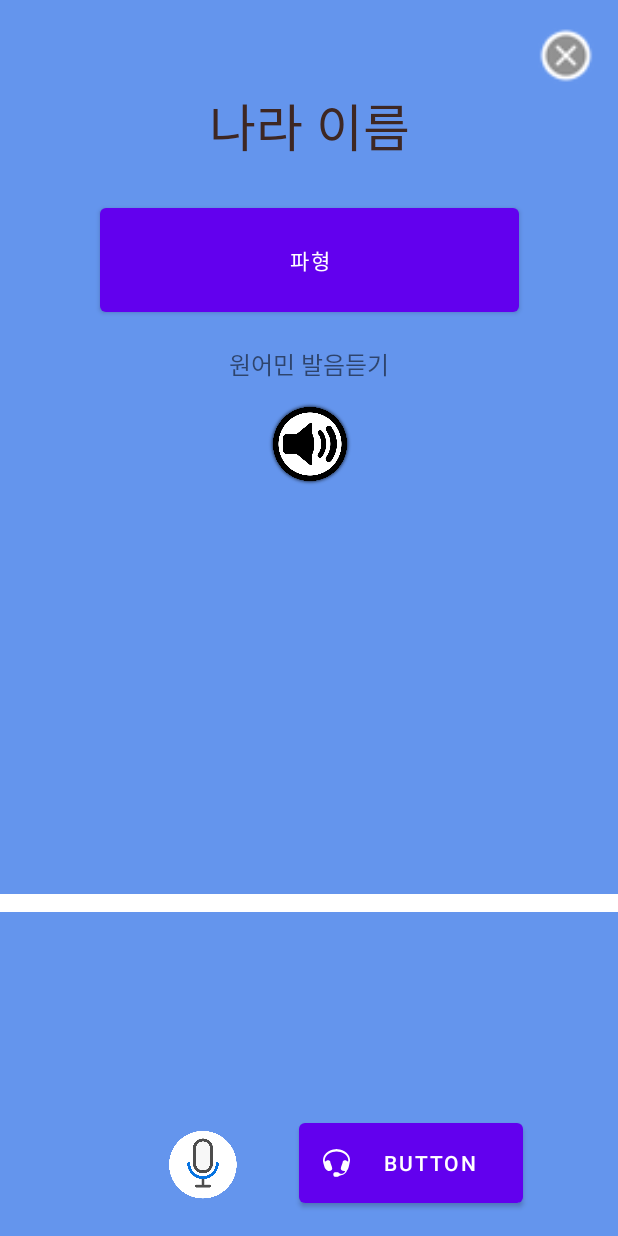
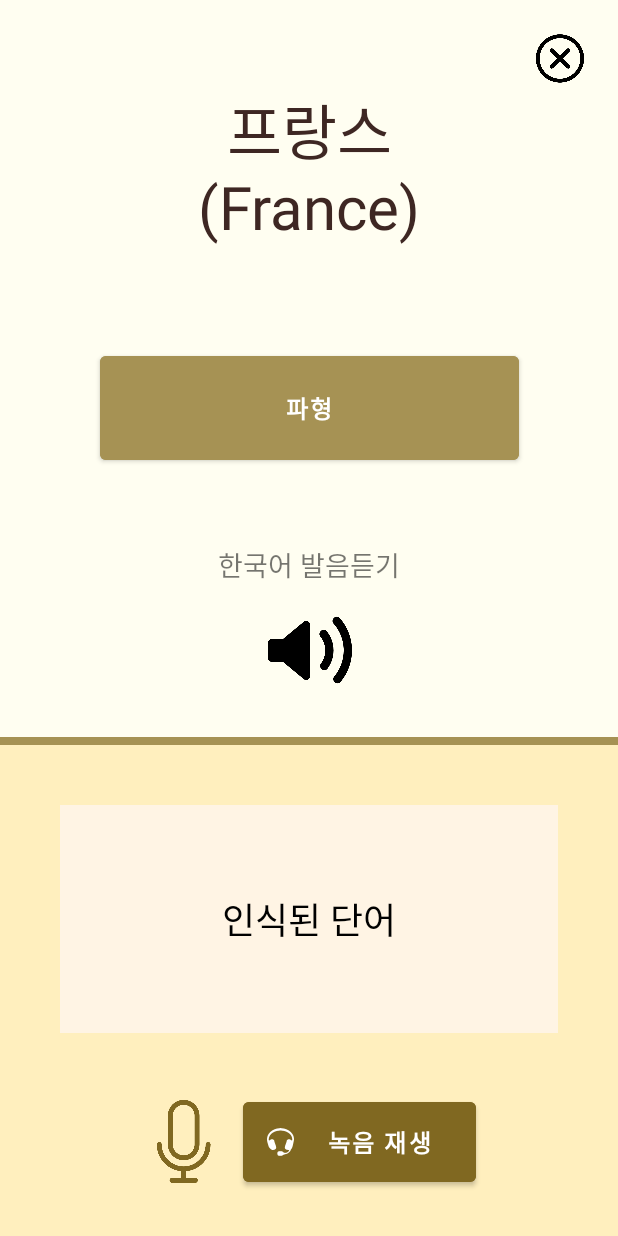
Before and after one commit to MibSang/BamsaemKorean, an Android app: the VoiceActivity screen opened directly, with no data from a screen before it, on a phone screen of 412 x 824 dp. Run offline under Robolectric (Android 15) with nearby library versions, the phone set to English and light mode, and no system bars.

Commit message:
layout design update

```diff
--- a/app/src/main/res/layout/activity_category.xml
+++ b/app/src/main/res/layout/activity_category.xml
@@ -12,7 +12,7 @@
         android:layout_width="0dp"
         android:layout_height="wrap_content"
         android:layout_marginTop="80dp"
-        android:background="#A69254"
+        android:background="@color/brown_black"
         android:padding="3dp"
         android:text="주제별 어휘학습"
         android:textAlignment="center"
@@ -37,7 +37,7 @@
         android:layout_width="0dp"
         android:layout_height="0dp"
         android:layout_marginBottom="2dp"
-        android:background="#FFEFBE"
+        android:background="@color/yellow_brown"
         app:layout_constraintBottom_toTopOf="@+id/frameLayout"
         app:layout_constraintEnd_toEndOf="parent"
         app:layout_constraintStart_toStartOf="parent"
--- a/app/src/main/res/layout/activity_login.xml
+++ b/app/src/main/res/layout/activity_login.xml
@@ -4,6 +4,7 @@
     xmlns:tools="http://schemas.android.com/tools"
     android:layout_width="match_parent"
     android:layout_height="match_parent"
+    android:background="@color/fragment_background_whiteyellow"
     tools:context=".LoginActivity">
 
     <ImageView
--- a/app/src/main/res/layout/activity_voice.xml
+++ b/app/src/main/res/layout/activity_voice.xml
@@ -4,120 +4,160 @@
     xmlns:tools="http://schemas.android.com/tools"
     android:layout_width="match_parent"
     android:layout_height="match_parent"
-    android:background="@color/blue"
     tools:context=".MainActivity">
 
-    <TextView
-        android:id="@+id/land_name"
-        android:layout_width="185dp"
-        android:layout_height="56dp"
-        android:layout_marginStart="115dp"
-        android:layout_marginTop="48dp"
-        android:layout_marginEnd="115dp"
-        android:layout_marginBottom="5dp"
-        android:gravity="center"
-        android:text="나라 이름"
-        android:textAlignment="center"
-        android:textColor="#3E2723"
-        android:textSize="34sp"
-        app:layout_constraintBottom_toTopOf="@+id/button3"
+    <androidx.constraintlayout.widget.ConstraintLayout
+        android:id="@+id/constraintLayout"
+        android:layout_width="0dp"
+        android:layout_height="0dp"
+        android:background="@color/fragment_background_whiteyellow"
+        app:layout_constraintBottom_toTopOf="@+id/divider4"
         app:layout_constraintEnd_toEndOf="parent"
         app:layout_constraintStart_toStartOf="parent"
-        app:layout_constraintTop_toTopOf="parent" />
+        app:layout_constraintTop_toTopOf="parent">
 
-    <View
-        android:id="@+id/divider4"
-        android:layout_width="0dp"
-        android:layout_height="12dp"
-        android:layout_marginBottom="216dp"
-        android:background="@color/white"
+        <ImageButton
+            android:id="@+id/read_land_name_button"
+            android:layout_width="59dp"
+            android:layout_height="56dp"
+            android:layout_marginBottom="30dp"
+            android:background="@android:color/transparent"
+            android:scaleType="centerInside"
+            android:tintMode="multiply"
             app:layout_constraintBottom_toBottomOf="parent"
             app:layout_constraintEnd_toEndOf="parent"
-        app:layout_constraintHorizontal_bias="0.333"
+            app:layout_constraintHorizontal_bias="0.5"
+            app:layout_constraintStart_toStartOf="parent"
+            app:srcCompat="@drawable/speaker_filled_audio_tool"
+            app:tint="#611F1F"
+            tools:ignore="SpeakableTextPresentCheck" />
+
+        <ImageView
+            android:id="@+id/imageView2"
+            android:layout_width="37dp"
+            android:layout_height="38dp"
+            android:layout_marginTop="20dp"
+            android:layout_marginEnd="20dp"
+            app:layout_constraintEnd_toEndOf="parent"
+            app:layout_constraintTop_toTopOf="parent"
+            app:srcCompat="@drawable/cancel"
+            app:tint="@color/black" />
+
+        <TextView
+            android:id="@+id/only_text"
+            android:layout_width="wrap_content"
+            android:layout_height="wrap_content"
+            android:layout_marginBottom="15dp"
+            android:text="한국어 발음듣기"
+            android:textSize="18sp"
+            app:layout_constraintBottom_toTopOf="@+id/read_land_name_button"
+            app:layout_constraintEnd_toEndOf="parent"
+            app:layout_constraintHorizontal_bias="0.5"
             app:layout_constraintStart_toStartOf="parent" />
 
         <Button
             android:id="@+id/button3"
             android:layout_width="279dp"
             android:layout_height="81dp"
-        android:layout_marginStart="80dp"
-        android:layout_marginTop="7dp"
-        android:layout_marginEnd="80dp"
-        android:layout_marginBottom="5dp"
+            android:layout_marginBottom="50dp"
+            android:backgroundTint="@color/brown_black"
             android:text="파형"
+            android:textSize="16sp"
+            android:textStyle="bold"
             app:layout_constraintBottom_toTopOf="@+id/only_text"
             app:layout_constraintEnd_toEndOf="parent"
-        app:layout_constraintStart_toStartOf="parent"
-        app:layout_constraintTop_toBottomOf="@+id/land_name" />
+            app:layout_constraintHorizontal_bias="0.5"
+            app:layout_constraintStart_toStartOf="parent" />
 
         <TextView
-        android:id="@+id/only_text"
-        android:layout_width="wrap_content"
-        android:layout_height="wrap_content"
-        android:layout_marginStart="160dp"
-        android:layout_marginTop="4dp"
-        android:layout_marginEnd="160dp"
-        android:layout_marginBottom="1dp"
-        android:text="원어민 발음듣기"
-        android:textSize="16sp"
-        app:layout_constraintBottom_toTopOf="@+id/read_land_name_button"
+            android:id="@+id/land_name"
+            android:layout_width="185dp"
+            android:layout_height="150dp"
+            android:layout_marginBottom="10dp"
+            android:gravity="center"
+            android:text="프랑스\n(France)"
+            android:textAlignment="center"
+            android:textColor="#3E2723"
+            android:textSize="40sp"
+            app:layout_constraintBottom_toTopOf="@+id/button3"
+            app:layout_constraintEnd_toEndOf="parent"
+            app:layout_constraintHorizontal_bias="0.5"
+            app:layout_constraintStart_toStartOf="parent"
+            app:layout_constraintTop_toTopOf="parent" />
+    </androidx.constraintlayout.widget.ConstraintLayout>
+
+    <View
+        android:id="@+id/divider4"
+        android:layout_width="0dp"
+        android:layout_height="5dp"
+        android:background="@color/brown_black"
+        app:layout_constraintBottom_toBottomOf="parent"
+        app:layout_constraintEnd_toEndOf="parent"
+        app:layout_constraintHorizontal_bias="0.5"
+        app:layout_constraintStart_toStartOf="parent"
+        app:layout_constraintTop_toTopOf="parent"
+        app:layout_constraintVertical_bias="0.6" />
+
+    <androidx.constraintlayout.widget.ConstraintLayout
+        android:layout_width="0dp"
+        android:layout_height="0dp"
+        android:background="@color/yellow_brown"
+        app:layout_constraintBottom_toBottomOf="parent"
         app:layout_constraintEnd_toEndOf="parent"
         app:layout_constraintStart_toStartOf="parent"
-        app:layout_constraintTop_toBottomOf="@+id/button3" />
-
-    <ImageButton
-        android:id="@+id/read_land_name_button"
-        android:layout_width="59dp"
-        android:layout_height="56dp"
-        android:layout_marginStart="176dp"
-        android:layout_marginTop="4dp"
-        android:layout_marginEnd="176dp"
-        android:layout_marginBottom="264dp"
-        android:background="@android:color/transparent"
-        android:scaleType="centerInside"
-        app:layout_constraintBottom_toTopOf="@+id/divider4"
-        app:layout_constraintEnd_toEndOf="parent"
-        app:layout_constraintStart_toStartOf="parent"
-        app:layout_constraintTop_toBottomOf="@+id/only_text"
-        app:srcCompat="@drawable/audio_button" />
+        app:layout_constraintTop_toBottomOf="@+id/divider4">
 
         <Button
             android:id="@+id/compare_voice"
-        android:layout_width="149dp"
+            android:layout_width="155dp"
             android:layout_height="65dp"
-        android:layout_marginStart="3dp"
-        android:layout_marginEnd="52dp"
-        android:layout_marginBottom="16dp"
+            android:layout_marginBottom="30dp"
+            android:backgroundTint="#806821"
             android:drawableLeft="@android:drawable/stat_sys_headset"
-        android:text="Button"
+            android:text="녹음 재생"
+            android:textSize="16sp"
+            android:textStyle="bold"
             app:layout_constraintBottom_toBottomOf="parent"
             app:layout_constraintEnd_toEndOf="parent"
+            app:layout_constraintHorizontal_bias="0.5"
             app:layout_constraintStart_toEndOf="@+id/record_button" />
 
         <ImageButton
             android:id="@+id/record_button"
-        android:layout_width="95dp"
-        android:layout_height="65dp"
-        android:layout_marginStart="76dp"
-        android:layout_marginEnd="1dp"
-        android:layout_marginBottom="16dp"
-        android:background="@android:color/transparent"
-        android:scaleType="centerInside"
+            android:layout_width="55dp"
+            android:layout_height="55dp"
+            android:layout_marginEnd="12dp"
+            android:layout_marginBottom="35dp"
+            android:background="#00FFFFFF"
+            android:scaleType="centerCrop"
             app:layout_constraintBottom_toBottomOf="parent"
             app:layout_constraintEnd_toStartOf="@+id/compare_voice"
+            app:layout_constraintHorizontal_bias="0.5"
+            app:layout_constraintHorizontal_chainStyle="packed"
             app:layout_constraintStart_toStartOf="parent"
-        app:srcCompat="@drawable/mike_button" />
+            app:srcCompat="@drawable/microphone"
+            app:tint="#806821"
+            tools:ignore="SpeakableTextPresentCheck" />
 
-    <ImageView
-        android:id="@+id/imageView2"
-        android:layout_width="37dp"
-        android:layout_height="38dp"
-        app:layout_constraintBottom_toBottomOf="parent"
+        <TextView
+            android:id="@+id/textView22"
+            android:layout_width="0dp"
+            android:layout_height="0dp"
+            android:layout_marginStart="40dp"
+            android:layout_marginTop="40dp"
+            android:layout_marginEnd="40dp"
+            android:layout_marginBottom="40dp"
+            android:background="#FFF4E4"
+            android:gravity="center_vertical"
+            android:text="인식된 단어"
+            android:textAlignment="center"
+            android:textColor="@color/black"
+            android:textSize="24sp"
+            app:layout_constraintBottom_toTopOf="@+id/compare_voice"
             app:layout_constraintEnd_toEndOf="parent"
-        app:layout_constraintHorizontal_bias="0.957"
+            app:layout_constraintHorizontal_bias="0.5"
             app:layout_constraintStart_toStartOf="parent"
-        app:layout_constraintTop_toTopOf="parent"
-        app:layout_constraintVertical_bias="0.023"
-        app:srcCompat="@android:drawable/presence_offline" />
+            app:layout_constraintTop_toTopOf="parent" />
+    </androidx.constraintlayout.widget.ConstraintLayout>
 
 </androidx.constraintlayout.widget.ConstraintLayout>
--- a/app/src/main/res/layout/fragment_top.xml
+++ b/app/src/main/res/layout/fragment_top.xml
@@ -4,7 +4,7 @@
     xmlns:tools="http://schemas.android.com/tools"
     android:layout_width="match_parent"
     android:layout_height="match_parent"
-    android:background="#FFFEF1"
+    android:background="@color/fragment_background_whiteyellow"
     tools:context=".TopFragment">
 
     <androidx.constraintlayout.widget.ConstraintLayout
--- a/app/src/main/res/values/colors.xml
+++ b/app/src/main/res/values/colors.xml
@@ -9,4 +9,7 @@
     <color name="white">#FFFFFFFF</color>
     <color name="blue">#6495ED</color>
     <color name="sec_blue">#3C5A91</color>
+    <color name="fragment_background_whiteyellow">#FFFFFEF1</color>
+    <color name="brown_black">#A69254</color>
+    <color name="yellow_brown">#FFEFBE</color>
 </resources>
```
Also changed, not shown: app/src/main/res/layout/activity_writing.xml (+47 -45 lines), app/src/main/res/drawable/cancel.png (added), app/src/main/res/drawable/microphone.png (added), app/src/main/res/drawable/speaker_filled_audio_tool.png (added). Lines whose indentation alone changed are shown as unchanged.
